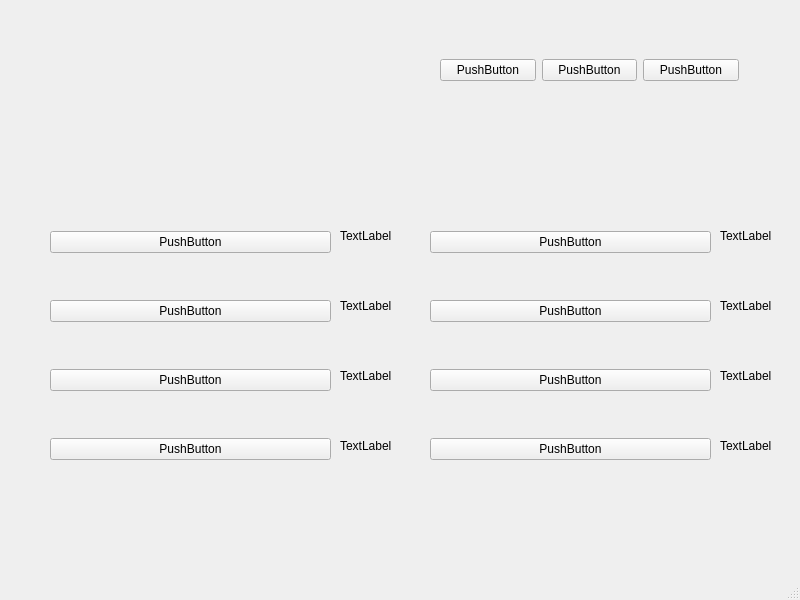
Qt form MainWindow.ui (hitstf2016/qt_stm32) before a commit.
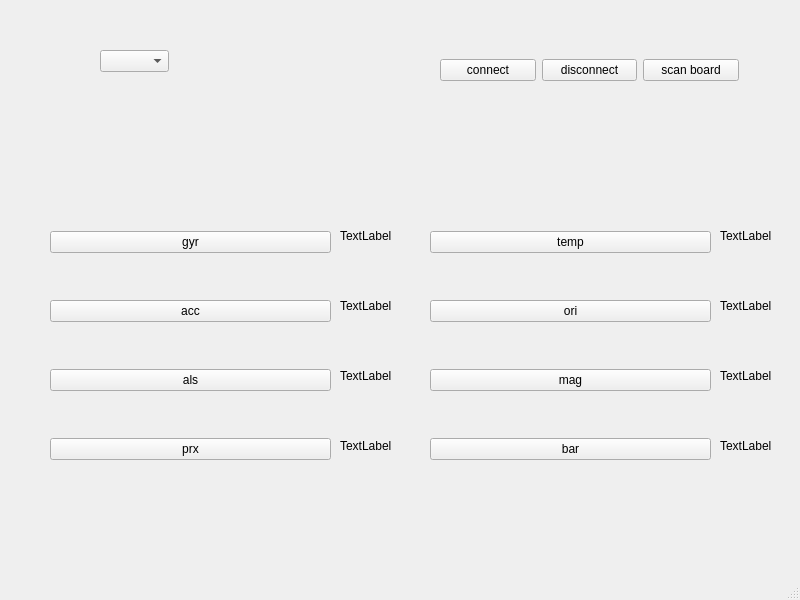
The same form after that commit.

The edit to the form file:
```diff
--- a/MainWindow.ui
+++ b/MainWindow.ui
@@ -27,28 +27,28 @@
      <item>
       <widget class="QPushButton" name="pushButton_5">
        <property name="text">
-        <string>PushButton</string>
+        <string>gyr</string>
        </property>
       </widget>
      </item>
      <item>
       <widget class="QPushButton" name="pushButton_4">
        <property name="text">
-        <string>PushButton</string>
+        <string>acc</string>
        </property>
       </widget>
      </item>
      <item>
       <widget class="QPushButton" name="pushButton_10">
        <property name="text">
-        <string>PushButton</string>
+        <string>als</string>
        </property>
       </widget>
      </item>
      <item>
       <widget class="QPushButton" name="pushButton_6">
        <property name="text">
-        <string>PushButton</string>
+        <string>prx</string>
        </property>
       </widget>
      </item>
@@ -67,28 +67,28 @@
      <item>
       <widget class="QPushButton" name="pushButton_7">
        <property name="text">
-        <string>PushButton</string>
+        <string>temp</string>
        </property>
       </widget>
      </item>
      <item>
       <widget class="QPushButton" name="pushButton_8">
        <property name="text">
-        <string>PushButton</string>
+        <string>ori</string>
        </property>
       </widget>
      </item>
      <item>
       <widget class="QPushButton" name="pushButton_11">
        <property name="text">
-        <string>PushButton</string>
+        <string>mag</string>
        </property>
       </widget>
      </item>
      <item>
       <widget class="QPushButton" name="pushButton_9">
        <property name="text">
-        <string>PushButton</string>
+        <string>bar</string>
        </property>
       </widget>
      </item>
@@ -107,21 +107,21 @@
      <item>
       <widget class="QPushButton" name="pushButton_2">
        <property name="text">
-        <string>PushButton</string>
+        <string>connect</string>
        </property>
       </widget>
      </item>
      <item>
       <widget class="QPushButton" name="pushButton">
        <property name="text">
-        <string>PushButton</string>
+        <string>disconnect</string>
        </property>
       </widget>
      </item>
      <item>
       <widget class="QPushButton" name="pushButton_3">
        <property name="text">
-        <string>PushButton</string>
+        <string>scan board</string>
        </property>
       </widget>
      </item>
@@ -231,6 +231,16 @@
      <string>TextLabel</string>
     </property>
    </widget>
+   <widget class="QComboBox" name="comboBox">
+    <property name="geometry">
+     <rect>
+      <x>100</x>
+      <y>50</y>
+      <width>69</width>
+      <height>22</height>
+     </rect>
+    </property>
+   </widget>
   </widget>
   <widget class="QMenuBar" name="menubar">
    <property name="geometry">
```
